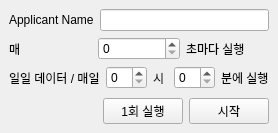
Above: ui.ui from Epinephrine00/fda_510kcrawler before the change. Below: the same form after it.
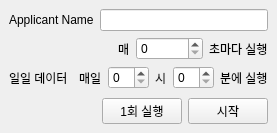
That is the form after the change.

```diff
--- a/ui.ui
+++ b/ui.ui
@@ -6,7 +6,7 @@
    <rect>
     <x>0</x>
     <y>0</y>
-    <width>278</width>
+    <width>277</width>
     <height>133</height>
    </rect>
   </property>
@@ -31,6 +31,19 @@
     </item>
     <item>
      <layout class="QHBoxLayout" name="horizontalLayout_2">
+      <item>
+       <spacer name="horizontalSpacer_2">
+        <property name="orientation">
+         <enum>Qt::Horizontal</enum>
+        </property>
+        <property name="sizeHint" stdset="0">
+         <size>
+          <width>40</width>
+          <height>20</height>
+         </size>
+        </property>
+       </spacer>
+      </item>
       <item>
        <widget class="QLabel" name="label_2">
         <property name="text">
@@ -39,7 +52,11 @@
        </widget>
       </item>
       <item>
-       <widget class="QSpinBox" name="spinBox"/>
+       <widget class="QSpinBox" name="spinBox">
+        <property name="maximum">
+         <number>2147483647</number>
+        </property>
+       </widget>
       </item>
       <item>
        <widget class="QLabel" name="label_3">
@@ -55,12 +72,36 @@
       <item>
        <widget class="QLabel" name="label_4">
         <property name="text">
-         <string>일일 데이터 / 매일</string>
+         <string>일일 데이터</string>
         </property>
        </widget>
       </item>
       <item>
-       <widget class="QSpinBox" name="spinBox_2"/>
+       <spacer name="horizontalSpacer_3">
+        <property name="orientation">
+         <enum>Qt::Horizontal</enum>
+        </property>
+        <property name="sizeHint" stdset="0">
+         <size>
+          <width>40</width>
+          <height>20</height>
+         </size>
+        </property>
+       </spacer>
+      </item>
+      <item>
+       <widget class="QLabel" name="label_7">
+        <property name="text">
+         <string>매일</string>
+        </property>
+       </widget>
+      </item>
+      <item>
+       <widget class="QSpinBox" name="spinBox_2">
+        <property name="maximum">
+         <number>23</number>
+        </property>
+       </widget>
       </item>
       <item>
        <widget class="QLabel" name="label_5">
@@ -70,7 +111,11 @@
        </widget>
       </item>
       <item>
-       <widget class="QSpinBox" name="spinBox_3"/>
+       <widget class="QSpinBox" name="spinBox_3">
+        <property name="maximum">
+         <number>59</number>
+        </property>
+       </widget>
       </item>
       <item>
        <widget class="QLabel" name="label_6">
```
